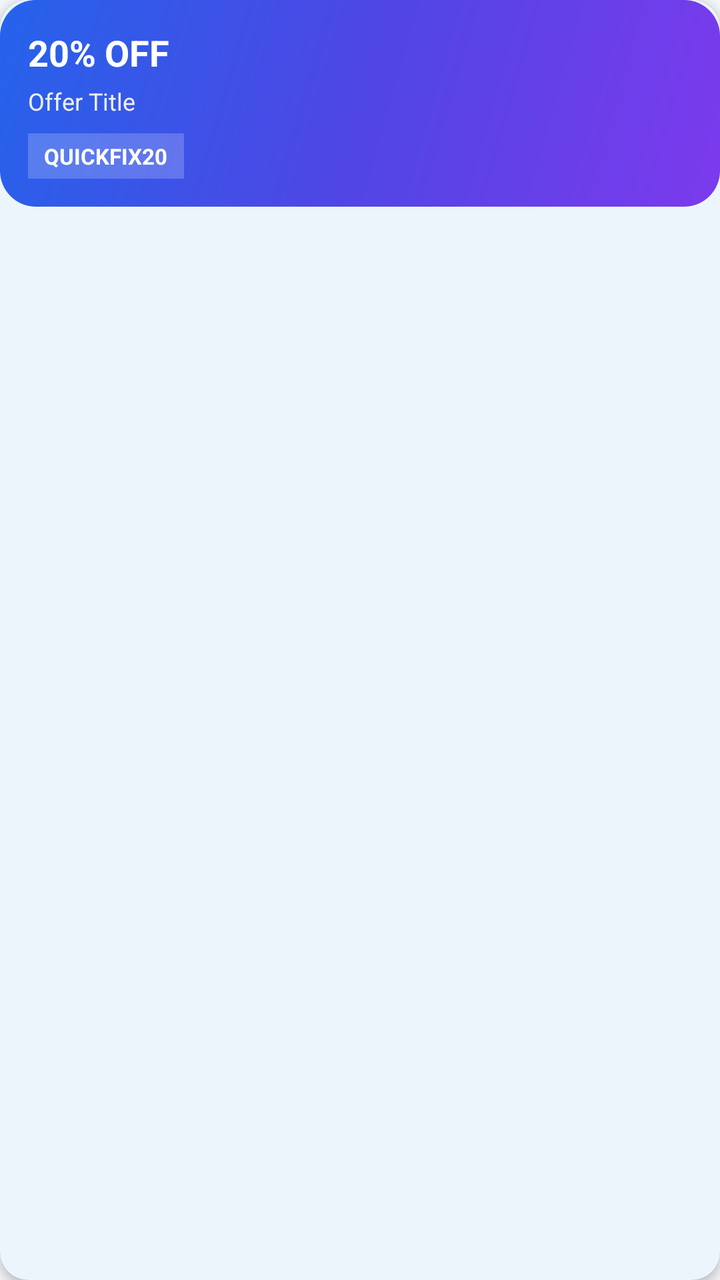
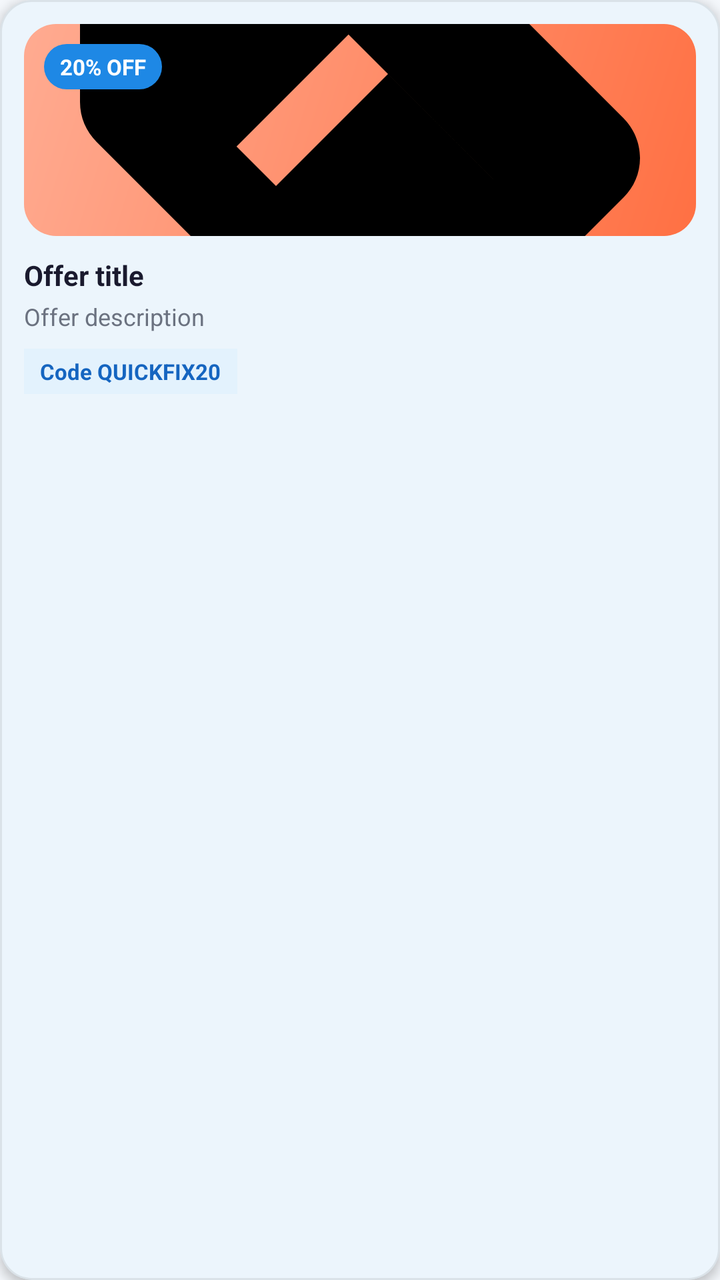

The first picture is an Android layout as it rendered before a commit; the second is the same layout after the commit. The layout source and the unified diff follow.
<!-- AndroidManifest.xml: application theme Theme.QuickFix -->
<!-- res/layout/item_home_offer.xml -->
<?xml version="1.0" encoding="utf-8"?>
<com.google.android.material.card.MaterialCardView
    xmlns:android="http://schemas.android.com/apk/res/android"
    xmlns:app="http://schemas.android.com/apk/res-auto"
    android:layout_width="170dp"
    android:layout_height="wrap_content"
    android:layout_marginEnd="12dp"
    android:clickable="true"
    android:focusable="true"
    app:cardCornerRadius="14dp"
    app:cardElevation="3dp"
    app:strokeWidth="0dp">

    <LinearLayout
        android:layout_width="match_parent"
        android:layout_height="wrap_content"
        android:orientation="vertical"
        android:background="@drawable/bg_list_business"
        android:padding="14dp">

        
        <TextView
            android:id="@+id/tvHomeOfferDiscount"
            android:layout_width="wrap_content"
            android:layout_height="wrap_content"
            android:text="20% OFF"
            android:textColor="#FFFFFF"
            android:textSize="18sp"
            android:textStyle="bold" />

        <TextView
            android:id="@+id/tvHomeOfferTitle"
            android:layout_width="wrap_content"
            android:layout_height="wrap_content"
            android:layout_marginTop="4dp"
            android:text="Offer Title"
            android:textColor="#EEE"
            android:textSize="12sp"
            android:maxLines="2"
            android:ellipsize="end" />

        
        <TextView
            android:id="@+id/tvHomeOfferCode"
            android:layout_width="wrap_content"
            android:layout_height="wrap_content"
            android:layout_marginTop="8dp"
            android:background="#33FFFFFF"
            android:paddingStart="8dp"
            android:paddingEnd="8dp"
            android:paddingTop="4dp"
            android:paddingBottom="4dp"
            android:text="QUICKFIX20"
            android:textColor="#FFFFFF"
            android:textSize="11sp"
            android:textStyle="bold" />

    </LinearLayout>

</com.google.android.material.card.MaterialCardView>
<!-- resources referenced by this layout -->
<resources>
  <!-- drawable bg_list_business (drawable) -->
  <?xml version="1.0" encoding="utf-8"?>
  <shape xmlns:android="http://schemas.android.com/apk/res/android"
      android:shape="rectangle">
      <corners android:radius="18dp" />
      <gradient
          android:angle="135"
          android:startColor="#7C3AED"
          android:centerColor="#4F46E5"
          android:endColor="#2563EB" />
  </shape>
  <style name="Theme.QuickFix" parent="Base.Theme.QuickFix" />
  <color name="primary">#1E88E5</color>
  <color name="primary_dark">#1565C0</color>
  <color name="accent_green">#43A047</color>
  <color name="screen_background">#F4F7FB</color>
  <color name="card_bg">#FFFFFF</color>
  <color name="text_primary">#1A1A2E</color>
  <color name="surface_variant">#F5F7FA</color>
  <color name="divider">#E5E7EB</color>
  <style name="Theme.QuickFix.AdminDialog" parent="ThemeOverlay.Material3.MaterialAlertDialog">
          <item name="colorSurface">@color/card_bg</item>
          <item name="colorOnSurface">@color/text_primary</item>
          <item name="colorOutline">@color/divider</item>
      </style>
  <style name="Theme.QuickFix.BottomSheet" parent="ThemeOverlay.Material3.BottomSheetDialog">
          <item name="colorSurface">@color/card_bg</item>
          <item name="colorOnSurface">@color/text_primary</item>
          <item name="android:colorBackground">@color/card_bg</item>
      </style>
  <style name="Widget.QuickFix.Button" parent="Widget.Material3.Button">
          <item name="backgroundTint">@color/primary</item>
          <item name="android:textColor">@color/white</item>
      </style>
  <style name="Widget.QuickFix.Chip.Filter" parent="Widget.Material3.Chip.Filter">
          <item name="chipBackgroundColor">@color/surface_variant</item>
          <item name="android:textColor">@color/text_primary</item>
          <item name="checkedIconTint">@color/primary</item>
      </style>
  <style name="Widget.QuickFix.TextInputLayout" parent="Widget.Material3.TextInputLayout.OutlinedBox">
          <item name="boxBackgroundColor">@color/input_background</item>
          <item name="boxStrokeColor">@color/input_stroke</item>
          <item name="boxStrokeErrorColor">@color/error_red</item>
          <item name="hintTextColor">@color/input_hint</item>
          <item name="startIconTint">@color/input_icon</item>
          <item name="endIconTint">@color/input_icon</item>
          <item name="boxStrokeWidthFocused">2dp</item>
      </style>
  <color name="white">#FFFFFFFF</color>
  <color name="input_background">#FFFFFF</color>
  <color name="input_stroke">#1E88E5</color>
  <color name="error_red">#D32F2F</color>
  <color name="input_hint">#6B7280</color>
  <color name="input_icon">#455A64</color>
  <!-- unchanged entries left out for length: 1 -->
</resources>

<!-- the commit's change to res/layout/item_home_offer.xml (unified diff, before → after) -->
@@ -2,56 +2,87 @@
 <com.google.android.material.card.MaterialCardView
     xmlns:android="http://schemas.android.com/apk/res/android"
     xmlns:app="http://schemas.android.com/apk/res-auto"
-    android:layout_width="170dp"
+    android:layout_width="240dp"
     android:layout_height="wrap_content"
     android:layout_marginEnd="12dp"
     android:clickable="true"
     android:focusable="true"
-    app:cardCornerRadius="14dp"
+    app:cardCornerRadius="16dp"
     app:cardElevation="3dp"
-    app:strokeWidth="0dp">
+    app:strokeColor="#14000000"
+    app:strokeWidth="1dp">
 
     <LinearLayout
         android:layout_width="match_parent"
         android:layout_height="wrap_content"
         android:orientation="vertical"
-        android:background="@drawable/bg_list_business"
-        android:padding="14dp">
+        android:padding="12dp">
 
-        
+        <FrameLayout
+            android:layout_width="match_parent"
+            android:layout_height="106dp"
+            android:background="@drawable/bg_promo_card">
+
+            <ImageView
+                android:id="@+id/ivHomeOfferImage"
+                android:layout_width="match_parent"
+                android:layout_height="match_parent"
+                android:scaleType="centerCrop"
+                android:src="@drawable/ic_offers"
+                android:contentDescription="@string/home_offer_image" />
+
+            <TextView
+                android:id="@+id/tvHomeOfferDiscount"
+                android:layout_width="wrap_content"
+                android:layout_height="wrap_content"
+                android:layout_gravity="top|start"
+                android:layout_margin="10dp"
+                android:background="@drawable/bg_badge_round"
+                android:paddingStart="8dp"
+                android:paddingTop="4dp"
+                android:paddingEnd="8dp"
+                android:paddingBottom="4dp"
+                android:text="20% OFF"
+                android:textColor="@color/white"
+                android:textSize="11sp"
+                android:textStyle="bold" />
+        </FrameLayout>
+
         <TextView
-            android:id="@+id/tvHomeOfferDiscount"
-            android:layout_width="wrap_content"
+            android:id="@+id/tvHomeOfferTitle"
+            android:layout_width="match_parent"
             android:layout_height="wrap_content"
-            android:text="20% OFF"
-            android:textColor="#FFFFFF"
-            android:textSize="18sp"
+            android:layout_marginTop="10dp"
+            android:maxLines="1"
+            android:ellipsize="end"
+            android:text="Offer title"
+            android:textColor="@color/text_primary"
+            android:textSize="14sp"
             android:textStyle="bold" />
 
         <TextView
-            android:id="@+id/tvHomeOfferTitle"
-            android:layout_width="wrap_content"
+            android:id="@+id/tvHomeOfferDescription"
+            android:layout_width="match_parent"
             android:layout_height="wrap_content"
-            android:layout_marginTop="4dp"
-            android:text="Offer Title"
-            android:textColor="#EEE"
-            android:textSize="12sp"
+            android:layout_marginTop="3dp"
             android:maxLines="2"
-            android:ellipsize="end" />
+            android:ellipsize="end"
+            android:text="Offer description"
+            android:textColor="@color/text_secondary"
+            android:textSize="12sp" />
 
-        
         <TextView
             android:id="@+id/tvHomeOfferCode"
             android:layout_width="wrap_content"
             android:layout_height="wrap_content"
             android:layout_marginTop="8dp"
-            android:background="#33FFFFFF"
+            android:background="@color/primary_light"
             android:paddingStart="8dp"
+            android:paddingTop="4dp"
             android:paddingEnd="8dp"
-            android:paddingTop="4dp"
             android:paddingBottom="4dp"
-            android:text="QUICKFIX20"
-            android:textColor="#FFFFFF"
+            android:text="Code QUICKFIX20"
+            android:textColor="@color/primary_dark"
             android:textSize="11sp"
             android:textStyle="bold" />
 
<!-- resource entries referenced after the edit -->
@@ -1,23 +1,14 @@
 <!-- resources referenced by this layout -->
 <resources>
-  <!-- drawable bg_list_business (drawable) -->
-  <?xml version="1.0" encoding="utf-8"?>
-  <shape xmlns:android="http://schemas.android.com/apk/res/android"
-      android:shape="rectangle">
-      <corners android:radius="18dp" />
-      <gradient
-          android:angle="135"
-          android:startColor="#7C3AED"
-          android:centerColor="#4F46E5"
-          android:endColor="#2563EB" />
-  </shape>
   <style name="Theme.QuickFix" parent="Base.Theme.QuickFix" />
   <color name="primary">#1E88E5</color>
   <color name="primary_dark">#1565C0</color>
+  <color name="primary_light">#E3F2FD</color>
   <color name="accent_green">#43A047</color>
   <color name="screen_background">#F4F7FB</color>
   <color name="card_bg">#FFFFFF</color>
   <color name="text_primary">#1A1A2E</color>
+  <color name="text_secondary">#6B7280</color>
   <color name="surface_variant">#F5F7FA</color>
   <color name="divider">#E5E7EB</color>
   <style name="Theme.QuickFix.AdminDialog" parent="ThemeOverlay.Material3.MaterialAlertDialog">
@@ -49,6 +40,34 @@
           <item name="boxStrokeWidthFocused">2dp</item>
       </style>
   <color name="white">#FFFFFFFF</color>
+  <!-- drawable bg_badge_round (drawable) -->
+  <?xml version="1.0" encoding="utf-8"?>
+  <shape xmlns:android="http://schemas.android.com/apk/res/android">
+      <solid android:color="#1E88E5"/>
+      <corners android:radius="20dp"/>
+  </shape>
+  <!-- drawable bg_promo_card (drawable) -->
+  <?xml version="1.0" encoding="utf-8"?>
+  <shape xmlns:android="http://schemas.android.com/apk/res/android"
+      android:shape="rectangle">
+      <corners android:radius="16dp" />
+      <gradient
+          android:angle="135"
+          android:startColor="#FF7043"
+          android:endColor="#FFAB91" />
+  </shape>
+  <!-- drawable ic_offers (drawable) -->
+  <?xml version="1.0" encoding="utf-8"?>
+  <vector xmlns:android="http://schemas.android.com/apk/res/android"
+      android:width="24dp"
+      android:height="24dp"
+      android:viewportWidth="24"
+      android:viewportHeight="24">
+      <path
+          android:fillColor="#FF000000"
+          android:pathData="M21.41,11.58L12.41,2.58C12.05,2.22 11.55,2 11,2H4C2.9,2 2,2.9 2,4V11C2,11.55 2.22,12.05 2.59,12.42L11.59,21.42C11.95,21.78 12.45,22 13,22C13.55,22 14.05,21.78 14.41,21.41L21.41,14.41C21.78,14.05 22,13.55 22,13C22,12.45 21.77,11.94 21.41,11.58ZM5.5,7C4.67,7 4,6.33 4,5.5C4,4.67 4.67,4 5.5,4C6.33,4 7,4.67 7,5.5C7,6.33 6.33,7 5.5,7ZM17,14L13,10L9,14L7.59,12.59L11.59,8.59L15.59,12.59L17,14Z"/>
+  </vector>
+  <string name="home_offer_image">Offer image</string>
   <color name="input_background">#FFFFFF</color>
   <color name="input_stroke">#1E88E5</color>
   <color name="error_red">#D32F2F</color>
